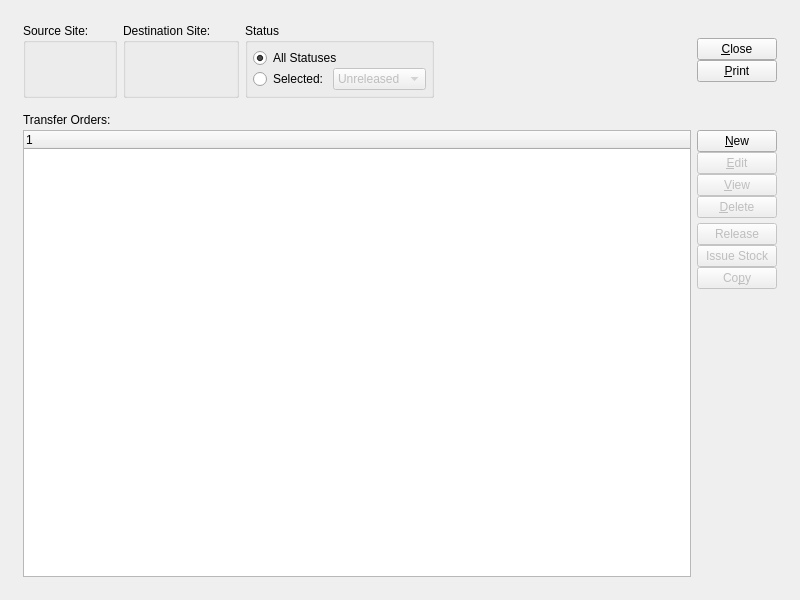
Before: the Qt Designer form xtuple/trunk/guiclient/transferOrders.ui in WooodHead/xtuple, drawn with Qt 5.
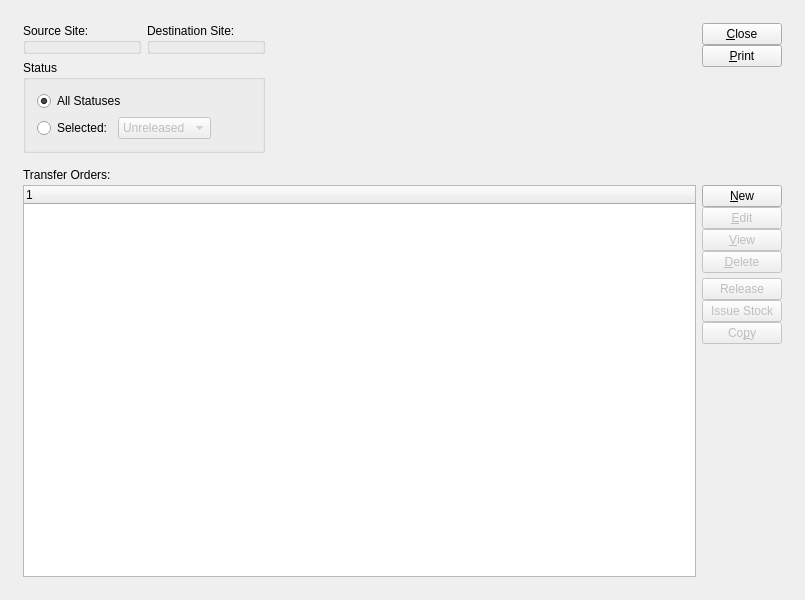
After: the same form once the commit is applied. Custom widgets are drawn as their Qt base class.

```diff
--- a/xtuple/trunk/guiclient/transferOrders.ui
+++ b/xtuple/trunk/guiclient/transferOrders.ui
@@ -12,64 +12,47 @@
    <rect>
     <x>0</x>
     <y>0</y>
-    <width>800</width>
+    <width>805</width>
     <height>600</height>
    </rect>
   </property>
   <property name="windowTitle" >
    <string>List Open Transfer Orders</string>
   </property>
+  <layout class="QGridLayout" name="gridLayout_5" >
+   <item row="0" column="0" >
+    <layout class="QGridLayout" name="gridLayout_4" >
+     <property name="margin" >
+      <number>12</number>
+     </property>
+     <property name="spacing" >
+      <number>12</number>
+     </property>
+     <item row="0" column="0" >
+      <layout class="QHBoxLayout" name="horizontalLayout_2" >
+       <item>
   <layout class="QGridLayout" name="gridLayout_3" >
    <item row="0" column="0" >
-    <layout class="QGridLayout" name="gridLayout_2" >
-     <property name="margin" >
-      <number>12</number>
-     </property>
-     <property name="spacing" >
-      <number>12</number>
-     </property>
-     <item row="0" column="0" >
-      <layout class="QHBoxLayout" name="horizontalLayout_3" >
-       <item>
-        <layout class="QHBoxLayout" name="horizontalLayout" >
-         <item>
           <widget class="WarehouseGroup" name="_srcWarehouse" >
            <property name="title" >
             <string>Source Site:</string>
            </property>
           </widget>
          </item>
-         <item>
+         <item row="0" column="1" >
           <widget class="WarehouseGroup" name="_destWarehouse" >
            <property name="title" >
             <string>Destination Site:</string>
            </property>
           </widget>
          </item>
-         <item>
+         <item row="1" column="0" colspan="2" >
           <widget class="QGroupBox" name="groupBox" >
-           <property name="sizePolicy" >
-            <sizepolicy vsizetype="Fixed" hsizetype="Fixed" >
-             <horstretch>0</horstretch>
-             <verstretch>0</verstretch>
-            </sizepolicy>
-           </property>
            <property name="title" >
             <string>Status</string>
            </property>
            <layout class="QGridLayout" name="gridLayout" >
-            <property name="margin" >
-             <number>5</number>
-            </property>
-            <property name="spacing" >
-             <number>0</number>
-            </property>
-            <item row="0" column="0" >
-             <layout class="QVBoxLayout" name="verticalLayout" >
-              <property name="spacing" >
-               <number>0</number>
-              </property>
-              <item>
+            <item row="0" column="0" colspan="2" >
                <widget class="QRadioButton" name="_allStatuses" >
                 <property name="text" >
                  <string>All Statuses</string>
@@ -79,18 +62,15 @@
                 </property>
                </widget>
               </item>
-              <item>
-               <layout class="QHBoxLayout" name="horizontalLayout_2" >
-                <property name="spacing" >
-                 <number>5</number>
-                </property>
-                <item>
+            <item row="1" column="0" >
                  <widget class="QRadioButton" name="_selectedStatus" >
                   <property name="text" >
                    <string>Selected:</string>
                   </property>
                  </widget>
                 </item>
+            <item row="1" column="1" >
+             <layout class="QHBoxLayout" name="horizontalLayout" >
                 <item>
                  <widget class="XComboBox" name="_statuses" >
                   <property name="enabled" >
@@ -108,7 +88,18 @@
                   </item>
                  </widget>
                 </item>
-               </layout>
+              <item>
+               <spacer name="horizontalSpacer" >
+                <property name="orientation" >
+                 <enum>Qt::Horizontal</enum>
+                </property>
+                <property name="sizeHint" stdset="0" >
+                 <size>
+                  <width>40</width>
+                  <height>20</height>
+                 </size>
+                </property>
+               </spacer>
               </item>
              </layout>
             </item>
@@ -124,8 +115,8 @@
          </property>
          <property name="sizeHint" stdset="0" >
           <size>
-           <width>38</width>
-           <height>72</height>
+           <width>13</width>
+           <height>69</height>
           </size>
          </property>
         </spacer>
@@ -159,7 +150,7 @@
             <enum>Qt::Vertical</enum>
            </property>
            <property name="sizeType" >
-            <enum>QSizePolicy::Preferred</enum>
+            <enum>QSizePolicy::Expanding</enum>
            </property>
            <property name="sizeHint" stdset="0" >
             <size>
@@ -174,6 +165,24 @@
       </layout>
      </item>
      <item row="1" column="0" >
+      <widget class="QFrame" name="_frame" >
+       <property name="sizePolicy" >
+        <sizepolicy vsizetype="Expanding" hsizetype="Preferred" >
+         <horstretch>0</horstretch>
+         <verstretch>1</verstretch>
+        </sizepolicy>
+       </property>
+       <property name="frameShape" >
+        <enum>QFrame::NoFrame</enum>
+       </property>
+       <property name="frameShadow" >
+        <enum>QFrame::Raised</enum>
+       </property>
+       <layout class="QGridLayout" name="gridLayout_2" >
+        <property name="margin" >
+         <number>0</number>
+        </property>
+        <item row="0" column="0" >
       <layout class="QVBoxLayout" >
        <property name="spacing" >
         <number>0</number>
@@ -318,6 +327,9 @@
       </layout>
      </item>
     </layout>
+      </widget>
+     </item>
+    </layout>
    </item>
   </layout>
  </widget>
```
Left out of the diff: 7 changed lines with no effect on the pictures. Lines whose indentation alone changed are shown as unchanged.
